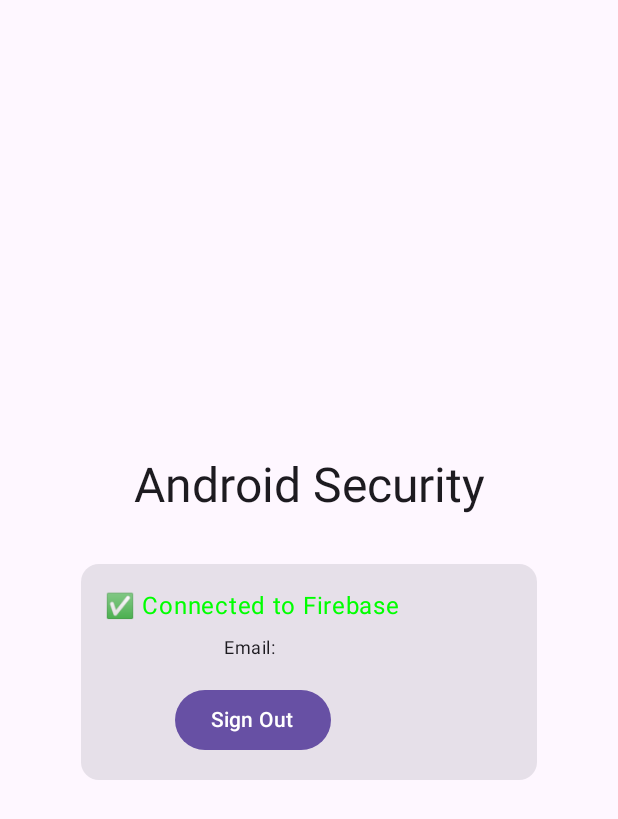
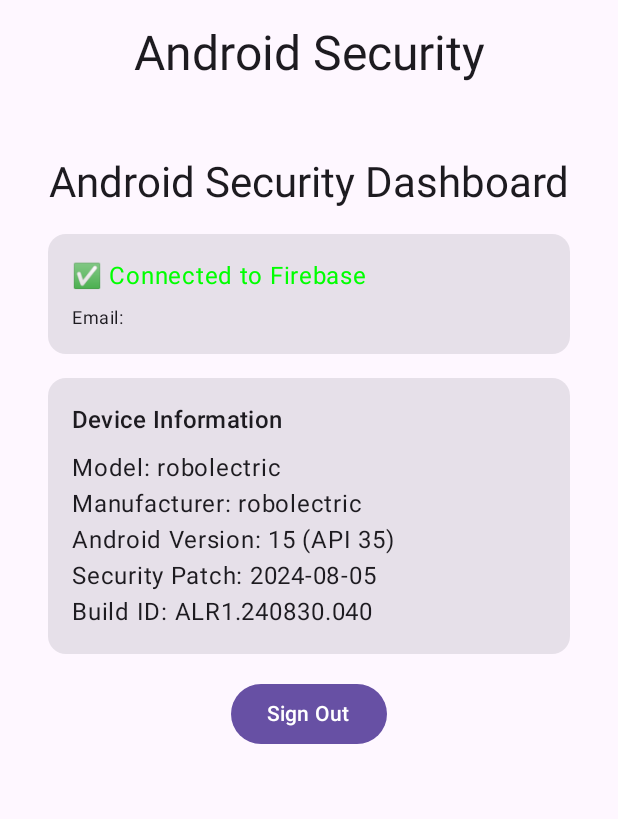
Before and after one commit to karvifi/security-android, an Android app built with Jetpack Compose: the composable SecurityApp shown on its own in the app's theme, on a phone screen of 412 x 824 dp. Shown: the top 819 px of the screen. Run offline under Robolectric (Android 15) with nearby library versions, the phone set to English and light mode, and no system bars; our stand-ins replace Firebase (no records; nobody signed in at launch, a user with empty details on screens opened directly).

Commit message:
Add device information dashboard to home screen

```diff
--- a/app/src/main/java/com/androidsecurity/app/ui/MainActivity.kt
+++ b/app/src/main/java/com/androidsecurity/app/ui/MainActivity.kt
@@ -1,9 +1,12 @@
 package com.androidsecurity.app.ui
 
+import android.os.Build
 import android.os.Bundle
 import androidx.activity.ComponentActivity
 import androidx.activity.compose.setContent
 import androidx.compose.foundation.layout.*
+import androidx.compose.foundation.rememberScrollState
+import androidx.compose.foundation.verticalScroll
 import androidx.compose.material3.*
 import androidx.compose.runtime.*
 import androidx.compose.ui.Alignment
@@ -139,12 +142,25 @@
 
         } else {
             // Home Screen
+            Column(
+                modifier = Modifier
+                    .fillMaxSize()
+                    .padding(16.dp)
+                    .verticalScroll(rememberScrollState()),
+                horizontalAlignment = Alignment.CenterHorizontally
+            ) {
+                Text(
+                    "Android Security Dashboard",
+                    style = MaterialTheme.typography.headlineMedium
+                )
+
+                Spacer(modifier = Modifier.height(16.dp))
+
                 Card(
-                modifier = Modifier.fillMaxWidth(0.8f)
+                    modifier = Modifier.fillMaxWidth()
                 ) {
                     Column(
-                    modifier = Modifier.padding(16.dp),
-                    horizontalAlignment = Alignment.CenterHorizontally
+                        modifier = Modifier.padding(16.dp)
                     ) {
                         Text(
                             "✅ Connected to Firebase",
@@ -158,6 +174,31 @@
                             "Email: ${auth.currentUser?.email}",
                             style = MaterialTheme.typography.bodySmall
                         )
+                    }
+                }
+
+                Spacer(modifier = Modifier.height(16.dp))
+
+                Card(
+                    modifier = Modifier.fillMaxWidth()
+                ) {
+                    Column(
+                        modifier = Modifier.padding(16.dp)
+                    ) {
+                        Text(
+                            "Device Information",
+                            style = MaterialTheme.typography.titleMedium
+                        )
+
+                        Spacer(modifier = Modifier.height(8.dp))
+
+                        Text("Model: ${Build.MODEL}")
+                        Text("Manufacturer: ${Build.MANUFACTURER}")
+                        Text("Android Version: ${Build.VERSION.RELEASE} (API ${Build.VERSION.SDK_INT})")
+                        Text("Security Patch: ${Build.VERSION.SECURITY_PATCH}")
+                        Text("Build ID: ${Build.ID}")
+                    }
+                }
 
                 Spacer(modifier = Modifier.height(16.dp))
 
@@ -167,7 +208,6 @@
                     message = "Signed out"
                 }) {
                     Text("Sign Out")
-                    }
                 }
             }
         }
```
Lines whose indentation alone changed are shown as unchanged.
